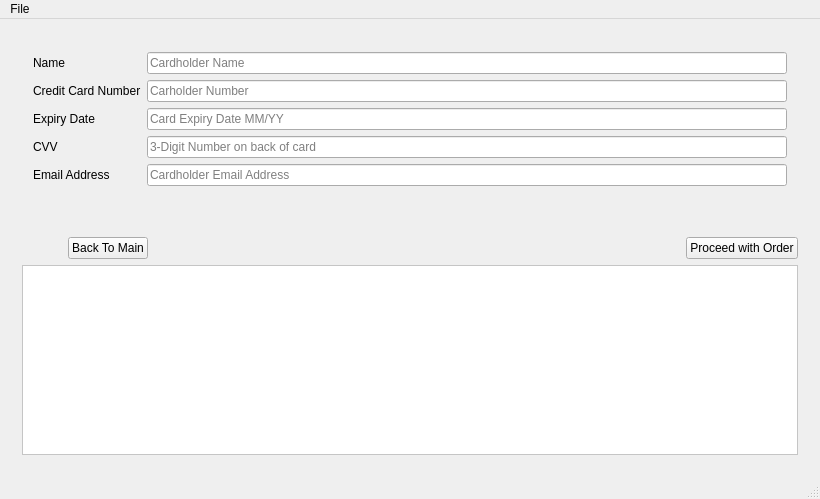
Before: the Qt Designer form client/contentDisplay/ui/mainwindow.ui in Davidj361/cuTPS, drawn with Qt 5.
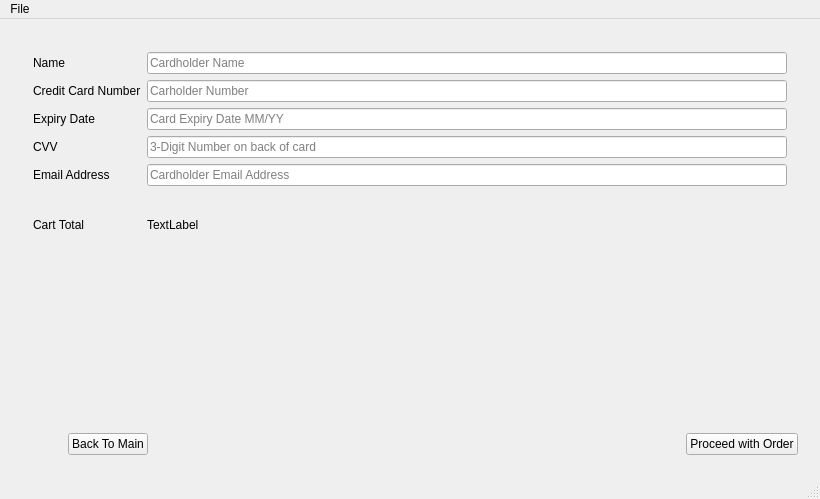
After: the same form once the commit is applied. The open tabs and pages were chosen to show the change. Icons and pictures are not drawn. Custom widgets are drawn as their Qt base class.

```diff
--- a/client/contentDisplay/ui/mainwindow.ui
+++ b/client/contentDisplay/ui/mainwindow.ui
@@ -1530,6 +1530,9 @@
         <item row="0" column="0" colspan="4">
          <widget class="QWidget" name="widget_2" native="true">
           <layout class="QFormLayout" name="formLayout">
+           <property name="fieldGrowthPolicy">
+            <enum>QFormLayout::AllNonFixedFieldsGrow</enum>
+           </property>
            <item row="0" column="0">
             <widget class="QLabel" name="label_8">
              <property name="text">
@@ -1600,437 +1603,49 @@
              </property>
             </widget>
            </item>
+           <item row="5" column="0">
+            <spacer name="horizontalSpacer_16">
+             <property name="orientation">
+              <enum>Qt::Horizontal</enum>
+             </property>
+             <property name="sizeHint" stdset="0">
+              <size>
+               <width>40</width>
+               <height>20</height>
+              </size>
+             </property>
+            </spacer>
+           </item>
+           <item row="5" column="1">
+            <spacer name="horizontalSpacer_9">
+             <property name="orientation">
+              <enum>Qt::Horizontal</enum>
+             </property>
+             <property name="sizeHint" stdset="0">
+              <size>
+               <width>40</width>
+               <height>20</height>
+              </size>
+             </property>
+            </spacer>
+           </item>
+           <item row="6" column="0">
+            <widget class="QLabel" name="label">
+             <property name="text">
+              <string>Cart Total</string>
+             </property>
+            </widget>
+           </item>
+           <item row="6" column="1">
+            <widget class="QLabel" name="lblCartTotal">
+             <property name="text">
+              <string>TextLabel</string>
+             </property>
+            </widget>
+           </item>
           </layout>
          </widget>
         </item>
-        <item row="3" column="0" colspan="4">
-         <widget class="QLabel" name="billingInfoDisplay">
-          <property name="palette">
-           <palette>
-            <active>
-             <colorrole role="WindowText">
-              <brush brushstyle="SolidPattern">
-               <color alpha="255">
-                <red>0</red>
-                <green>0</green>
-                <blue>0</blue>
-               </color>
-              </brush>
-             </colorrole>
-             <colorrole role="Button">
-              <brush brushstyle="SolidPattern">
-               <color alpha="255">
-                <red>255</red>
-                <green>255</green>
-                <blue>255</blue>
-               </color>
-              </brush>
-             </colorrole>
-             <colorrole role="Light">
-              <brush brushstyle="SolidPattern">
-               <color alpha="255">
-                <red>255</red>
-                <green>255</green>
-                <blue>255</blue>
-               </color>
-              </brush>
-             </colorrole>
-             <colorrole role="Midlight">
-              <brush brushstyle="SolidPattern">
-               <color alpha="255">
-                <red>255</red>
-                <green>255</green>
-                <blue>255</blue>
-               </color>
-              </brush>
-             </colorrole>
-             <colorrole role="Dark">
-              <brush brushstyle="SolidPattern">
-               <color alpha="255">
-                <red>127</red>
-                <green>127</green>
-                <blue>127</blue>
-               </color>
-              </brush>
-             </colorrole>
-             <colorrole role="Mid">
-              <brush brushstyle="SolidPattern">
-               <color alpha="255">
-                <red>170</red>
-                <green>170</green>
-                <blue>170</blue>
-               </color>
-              </brush>
-             </colorrole>
-             <colorrole role="Text">
-              <brush brushstyle="SolidPattern">
-               <color alpha="255">
-                <red>0</red>
-                <green>0</green>
-                <blue>0</blue>
-               </color>
-              </brush>
-             </colorrole>
-             <colorrole role="BrightText">
-              <brush brushstyle="SolidPattern">
-               <color alpha="255">
-                <red>255</red>
-                <green>255</green>
-                <blue>255</blue>
-               </color>
-              </brush>
-             </colorrole>
-             <colorrole role="ButtonText">
-              <brush brushstyle="SolidPattern">
-               <color alpha="255">
-                <red>0</red>
-                <green>0</green>
-                <blue>0</blue>
-               </color>
-              </brush>
-             </colorrole>
-             <colorrole role="Base">
-              <brush brushstyle="SolidPattern">
-               <color alpha="255">
-                <red>255</red>
-                <green>255</green>
-                <blue>255</blue>
-               </color>
-              </brush>
-             </colorrole>
-             <colorrole role="Window">
-              <brush brushstyle="SolidPattern">
-               <color alpha="255">
-                <red>255</red>
-                <green>255</green>
-                <blue>255</blue>
-               </color>
-              </brush>
-             </colorrole>
-             <colorrole role="Shadow">
-              <brush brushstyle="SolidPattern">
-               <color alpha="255">
-                <red>0</red>
-                <green>0</green>
-                <blue>0</blue>
-               </color>
-              </brush>
-             </colorrole>
-             <colorrole role="AlternateBase">
-              <brush brushstyle="SolidPattern">
-               <color alpha="255">
-                <red>255</red>
-                <green>255</green>
-                <blue>255</blue>
-               </color>
-              </brush>
-             </colorrole>
-             <colorrole role="ToolTipBase">
-              <brush brushstyle="SolidPattern">
-               <color alpha="255">
-                <red>255</red>
-                <green>255</green>
-                <blue>220</blue>
-               </color>
-              </brush>
-             </colorrole>
-             <colorrole role="ToolTipText">
-              <brush brushstyle="SolidPattern">
-               <color alpha="255">
-                <red>0</red>
-                <green>0</green>
-                <blue>0</blue>
-               </color>
-              </brush>
-             </colorrole>
-            </active>
-            <inactive>
-             <colorrole role="WindowText">
-              <brush brushstyle="SolidPattern">
-               <color alpha="255">
-                <red>0</red>
-                <green>0</green>
-                <blue>0</blue>
-               </color>
-              </brush>
-             </colorrole>
-             <colorrole role="Button">
-              <brush brushstyle="SolidPattern">
-               <color alpha="255">
-                <red>255</red>
-                <green>255</green>
-                <blue>255</blue>
-               </color>
-              </brush>
-             </colorrole>
-             <colorrole role="Light">
-              <brush brushstyle="SolidPattern">
-               <color alpha="255">
-                <red>255</red>
-                <green>255</green>
-                <blue>255</blue>
-               </color>
-              </brush>
-             </colorrole>
-             <colorrole role="Midlight">
-              <brush brushstyle="SolidPattern">
-               <color alpha="255">
-                <red>255</red>
-                <green>255</green>
-                <blue>255</blue>
-               </color>
-              </brush>
-             </colorrole>
-             <colorrole role="Dark">
-              <brush brushstyle="SolidPattern">
-               <color alpha="255">
-                <red>127</red>
-                <green>127</green>
-                <blue>127</blue>
-               </color>
-              </brush>
-             </colorrole>
-             <colorrole role="Mid">
-              <brush brushstyle="SolidPattern">
-               <color alpha="255">
-                <red>170</red>
-                <green>170</green>
-                <blue>170</blue>
-               </color>
-              </brush>
-             </colorrole>
-             <colorrole role="Text">
-              <brush brushstyle="SolidPattern">
-               <color alpha="255">
-                <red>0</red>
-                <green>0</green>
-                <blue>0</blue>
-               </color>
-              </brush>
-             </colorrole>
-             <colorrole role="BrightText">
-              <brush brushstyle="SolidPattern">
-               <color alpha="255">
-                <red>255</red>
-                <green>255</green>
-                <blue>255</blue>
-               </color>
-              </brush>
-             </colorrole>
-             <colorrole role="ButtonText">
-              <brush brushstyle="SolidPattern">
-               <color alpha="255">
-                <red>0</red>
-                <green>0</green>
-                <blue>0</blue>
-               </color>
-              </brush>
-             </colorrole>
-             <colorrole role="Base">
-              <brush brushstyle="SolidPattern">
-               <color alpha="255">
-                <red>255</red>
-                <green>255</green>
-                <blue>255</blue>
-               </color>
-              </brush>
-             </colorrole>
-             <colorrole role="Window">
-              <brush brushstyle="SolidPattern">
-               <color alpha="255">
-                <red>255</red>
-                <green>255</green>
-                <blue>255</blue>
-               </color>
-              </brush>
-             </colorrole>
-             <colorrole role="Shadow">
-              <brush brushstyle="SolidPattern">
-               <color alpha="255">
-                <red>0</red>
-                <green>0</green>
-                <blue>0</blue>
-               </color>
-              </brush>
-             </colorrole>
-             <colorrole role="AlternateBase">
-              <brush brushstyle="SolidPattern">
-               <color alpha="255">
-                <red>255</red>
-                <green>255</green>
-                <blue>255</blue>
-               </color>
-              </brush>
-             </colorrole>
-             <colorrole role="ToolTipBase">
-              <brush brushstyle="SolidPattern">
-               <color alpha="255">
-                <red>255</red>
-                <green>255</green>
-                <blue>220</blue>
-               </color>
-              </brush>
-             </colorrole>
-             <colorrole role="ToolTipText">
-              <brush brushstyle="SolidPattern">
-               <color alpha="255">
-                <red>0</red>
-                <green>0</green>
-                <blue>0</blue>
-               </color>
-              </brush>
-             </colorrole>
-            </inactive>
-            <disabled>
-             <colorrole role="WindowText">
-              <brush brushstyle="SolidPattern">
-               <color alpha="255">
-                <red>127</red>
-                <green>127</green>
-                <blue>127</blue>
-               </color>
-              </brush>
-             </colorrole>
-             <colorrole role="Button">
-              <brush brushstyle="SolidPattern">
-               <color alpha="255">
-                <red>255</red>
-                <green>255</green>
-                <blue>255</blue>
-               </color>
-              </brush>
-             </colorrole>
-             <colorrole role="Light">
-              <brush brushstyle="SolidPattern">
-               <color alpha="255">
-                <red>255</red>
-                <green>255</green>
-                <blue>255</blue>
-               </color>
-              </brush>
-             </colorrole>
-             <colorrole role="Midlight">
-              <brush brushstyle="SolidPattern">
-               <color alpha="255">
-                <red>255</red>
-                <green>255</green>
-                <blue>255</blue>
-               </color>
-              </brush>
-             </colorrole>
-             <colorrole role="Dark">
-              <brush brushstyle="SolidPattern">
-               <color alpha="255">
-                <red>127</red>
-                <green>127</green>
-                <blue>127</blue>
-               </color>
-              </brush>
-             </colorrole>
-             <colorrole role="Mid">
-              <brush brushstyle="SolidPattern">
-               <color alpha="255">
-                <red>170</red>
-                <green>170</green>
-                <blue>170</blue>
-               </color>
-              </brush>
-             </colorrole>
-             <colorrole role="Text">
-              <brush brushstyle="SolidPattern">
-               <color alpha="255">
-                <red>127</red>
-                <green>127</green>
-                <blue>127</blue>
-               </color>
-              </brush>
-             </colorrole>
-             <colorrole role="BrightText">
-              <brush brushstyle="SolidPattern">
-               <color alpha="255">
-                <red>255</red>
-                <green>255</green>
-                <blue>255</blue>
-               </color>
-              </brush>
-             </colorrole>
-             <colorrole role="ButtonText">
-              <brush brushstyle="SolidPattern">
-               <color alpha="255">
-                <red>127</red>
-                <green>127</green>
-                <blue>127</blue>
-               </color>
-              </brush>
-             </colorrole>
-             <colorrole role="Base">
-              <brush brushstyle="SolidPattern">
-               <color alpha="255">
-                <red>255</red>
-                <green>255</green>
-                <blue>255</blue>
-               </color>
-              </brush>
-             </colorrole>
-             <colorrole role="Window">
-              <brush brushstyle="SolidPattern">
-               <color alpha="255">
-                <red>255</red>
-                <green>255</green>
-                <blue>255</blue>
-               </color>
-              </brush>
-             </colorrole>
-             <colorrole role="Shadow">
-              <brush brushstyle="SolidPattern">
-               <color alpha="255">
-                <red>0</red>
-                <green>0</green>
-                <blue>0</blue>
-               </color>
-              </brush>
-             </colorrole>
-             <colorrole role="AlternateBase">
-              <brush brushstyle="SolidPattern">
-               <color alpha="255">
-                <red>255</red>
-                <green>255</green>
-                <blue>255</blue>
-               </color>
-              </brush>
-             </colorrole>
-             <colorrole role="ToolTipBase">
-              <brush brushstyle="SolidPattern">
-               <color alpha="255">
-                <red>255</red>
-                <green>255</green>
-                <blue>220</blue>
-               </color>
-              </brush>
-             </colorrole>
-             <colorrole role="ToolTipText">
-              <brush brushstyle="SolidPattern">
-               <color alpha="255">
-                <red>0</red>
-                <green>0</green>
-                <blue>0</blue>
-               </color>
-              </brush>
-             </colorrole>
-            </disabled>
-           </palette>
-          </property>
-          <property name="autoFillBackground">
-           <bool>true</bool>
-          </property>
-          <property name="frameShape">
-           <enum>QFrame::StyledPanel</enum>
-          </property>
-          <property name="text">
-           <string/>
-          </property>
-         </widget>
-        </item>
         <item row="1" column="3">
          <widget class="QPushButton" name="btnProcedeCheckout">
           <property name="styleSheet">
```
Left out of the diff: 2 changed lines with no effect on the pictures.
